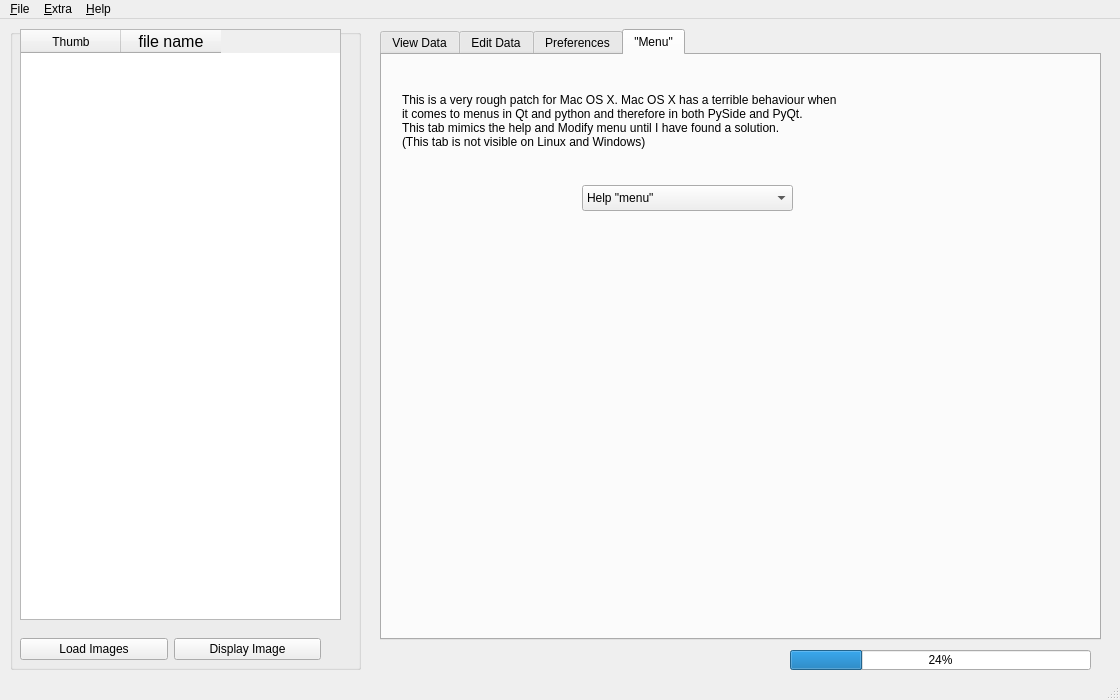
Qt form scripts/ui/MainWindow.ui (hvdwolf/pyExifToolGUI) before a commit.
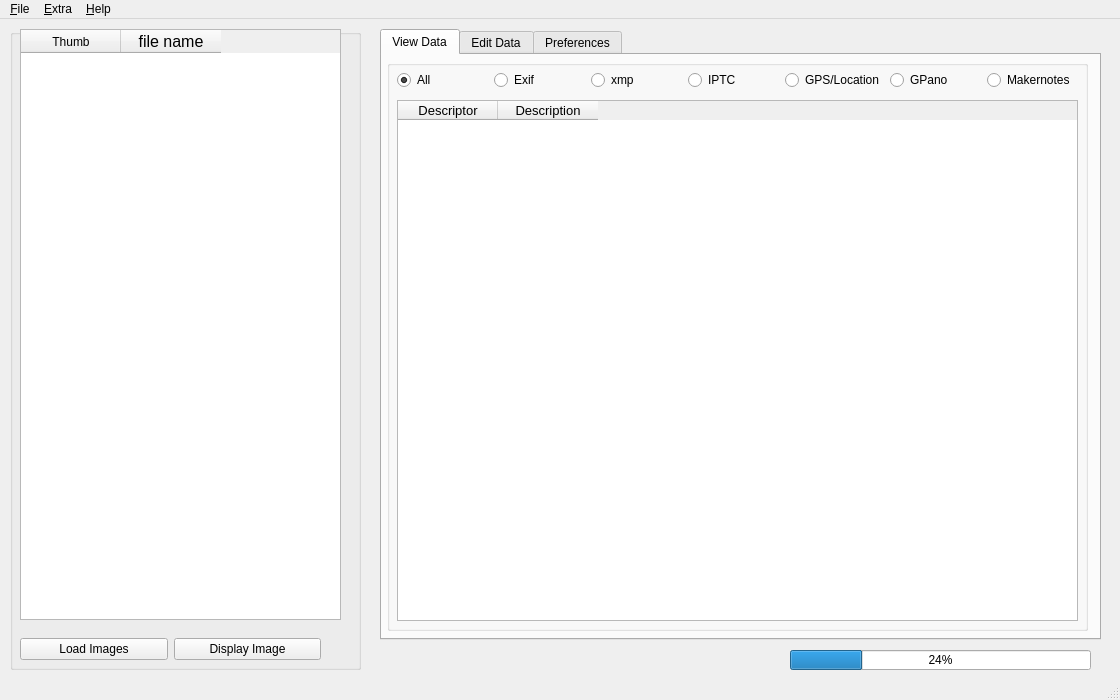
The same form after that commit. The open tabs and pages were chosen to show the change.

Commit message: [OSX] As menu finally works on OSX, remove the stupid "menu" tab which was created for OS X

```diff
--- a/scripts/ui/MainWindow.ui
+++ b/scripts/ui/MainWindow.ui
@@ -3034,67 +3034,6 @@
       </layout>
      </widget>
     </widget>
-    <widget class="QWidget" name="menutab">
-     <attribute name="title">
-      <string>&quot;Menu&quot;</string>
-     </attribute>
-     <widget class="QLabel" name="label_69">
-      <property name="geometry">
-       <rect>
-        <x>20</x>
-        <y>30</y>
-        <width>631</width>
-        <height>71</height>
-       </rect>
-      </property>
-      <property name="text">
-       <string>This is a very rough patch for Mac OS X. Mac OS X has a terrible behaviour when
-it comes to menus in Qt and python and therefore in both PySide and PyQt.
-This tab mimics the help and Modify menu until I have found a solution.
-(This tab is not visible on Linux and Windows)</string>
-      </property>
-     </widget>
-     <widget class="QComboBox" name="help_combobox">
-      <property name="geometry">
-       <rect>
-        <x>200</x>
-        <y>130</y>
-        <width>211</width>
-        <height>26</height>
-       </rect>
-      </property>
-      <item>
-       <property name="text">
-        <string>Help &quot;menu&quot;</string>
-       </property>
-      </item>
-      <item>
-       <property name="text">
-        <string>pyExifToolGUI homepage</string>
-       </property>
-      </item>
-      <item>
-       <property name="text">
-        <string>ExifTool homepage</string>
-       </property>
-      </item>
-      <item>
-       <property name="text">
-        <string>Donate</string>
-       </property>
-      </item>
-      <item>
-       <property name="text">
-        <string>License</string>
-       </property>
-      </item>
-      <item>
-       <property name="text">
-        <string>About</string>
-       </property>
-      </item>
-     </widget>
-    </widget>
    </widget>
   </widget>
   <widget class="QMenuBar" name="menubar">
```
The commit also changes 3 other files.
